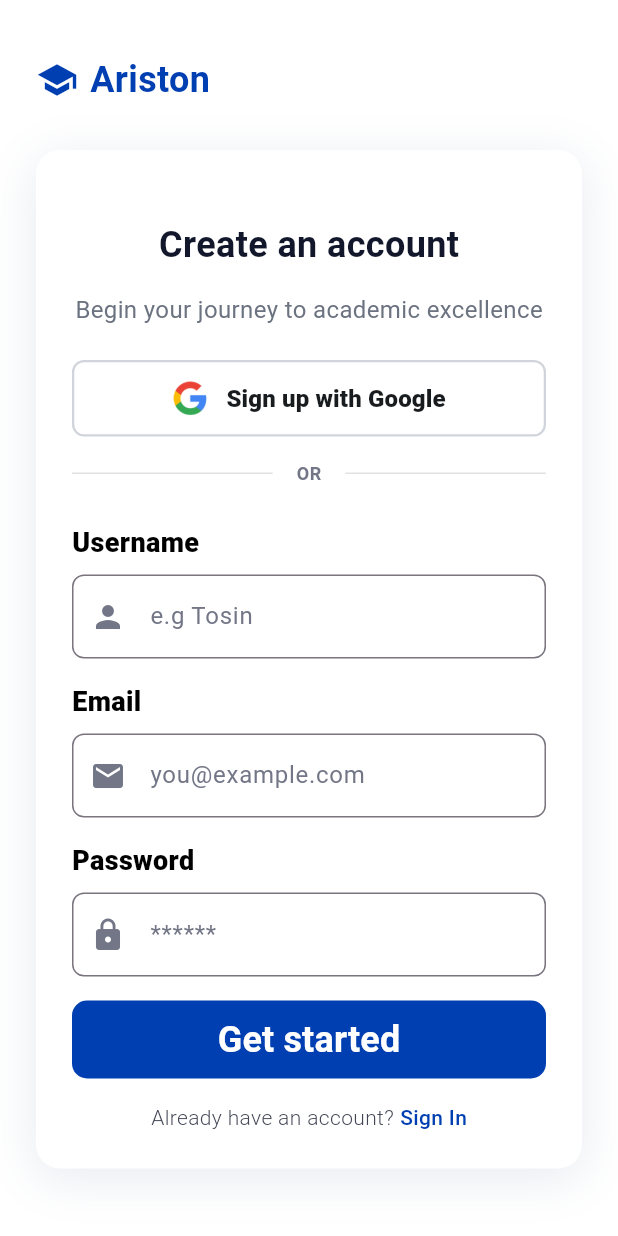
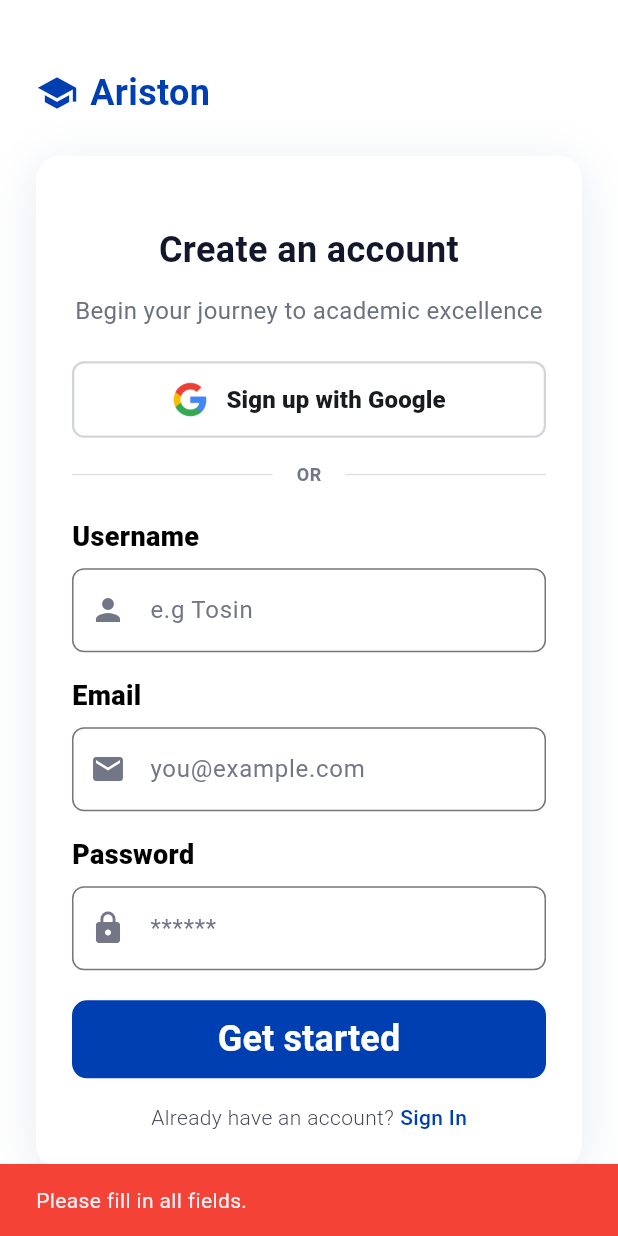
Before and after one commit to Grey001-dev/Ariston, a Flutter app: the SignUpPage screen opened directly, after a tap on "Get started", on a phone screen of 412 x 824 dp. Run offline on Flutter 3.47's test engine with Material 3 defaults, Android fonts, the phone set to English and light mode, and no system bars.

Commit message:
Add sign up page

```diff
--- a/lib/sign_up_page.dart
+++ b/lib/sign_up_page.dart
@@ -1,8 +1,10 @@
 import 'package:ariston/custom_input_field.dart';
 import 'package:ariston/google_auth_button.dart';
 import 'package:ariston/primary_action_button.dart';
+import 'package:ariston/services/auth_service.dart';
 import 'package:ariston/sign_in_page.dart';
 import 'package:flutter/material.dart';
+
 class SignUpPage extends StatefulWidget {
   const SignUpPage({super.key});
 
@@ -11,6 +13,9 @@ class SignUpPage extends StatefulWidget {
 }
 
 class _SignUpPageState extends State<SignUpPage> {
+
+  final AuthService _authService = AuthService();
+  // Controllers.
   final TextEditingController _usernameController = TextEditingController();
   final TextEditingController _emailController = TextEditingController();
   final TextEditingController _passwordController = TextEditingController();
@@ -25,93 +30,120 @@ class _SignUpPageState extends State<SignUpPage> {
 
   @override
   Widget build(BuildContext context) {
-    // final screenWidth = MediaQuery.of(context).size.width;
+    // 1. Get screen dimensions using MediaQuery
+    final mediaQuery = MediaQuery.of(context);
+    final screenWidth = mediaQuery.size.width;
+    final screenHeight = mediaQuery.size.height;
+
+    final isSmallScreen = screenWidth < 360;
+    final isTablet = screenWidth >= 600;
+
+    final horizontalPadding = isTablet ? 48.0 : (isSmallScreen ? 16.0 : 24.0);
+    final cardPadding = isSmallScreen ? 16.0 : 24.0;
+    final titleFontSize = isSmallScreen ? 20.0 : (isTablet ? 28.0 : 24.0);
 
     return Scaffold(
       backgroundColor: Colors.white,
       body: SafeArea(
-        child: Padding(
-          padding: const EdgeInsets.symmetric(
-            horizontal: 24.0,
-            vertical: 16.0,
+        child: Center(
+          child: SingleChildScrollView(
+            physics: const BouncingScrollPhysics(),
+            padding: EdgeInsets.symmetric(
+              horizontal: horizontalPadding,
+              vertical: screenHeight * 0.02, // 2% of screen height
             ),
+            child: ConstrainedBox(
+              constraints: const BoxConstraints(maxWidth: 480.0),
               child: Column(
                 mainAxisAlignment: MainAxisAlignment.start,
                 crossAxisAlignment: CrossAxisAlignment.start,
                 children: [
-              SizedBox(height: 20.0),
                   Row(
                     mainAxisSize: MainAxisSize.min,
                     children: [
                       Icon(
                         Icons.school,
-                    color: Color(0xFF003FB1),
-                    size: 28.0,
+                        color: const Color(0xFF003FB1),
+                        size: isSmallScreen ? 24.0 : 28.0,
                       ),
-                  SizedBox(width: 8.0),
+                      const SizedBox(width: 8.0),
                       Text(
                         'Ariston',
                         style: TextStyle(
-                      fontSize: 24.0,
+                          fontSize: titleFontSize,
                           fontWeight: FontWeight.bold,
-                      color: Color(0xFF003FB1),
-                    )
-                  )
+                          color: const Color(0xFF003FB1),
+                        ),
+                      ),
                     ],
                   ),
-              SizedBox(height: 30.0),
+                  SizedBox(height: screenHeight * 0.03), // Dynamic vertical spacing
                   Container(
                     width: double.infinity,
-                padding: EdgeInsets.all(24.0),
+                    padding: EdgeInsets.all(cardPadding),
                     decoration: BoxDecoration(
-                  color: Color(0xFFFFFFFF),
+                      color: const Color(0xFFFFFFFF),
                       borderRadius: BorderRadius.circular(16.0),
                       boxShadow: [
                         BoxShadow(
-                    color: Color(0xFF0F2B6B).withValues(alpha: 0.1),
+                          color: const Color(0xFF0F2B6B).withValues(alpha: 0.1),
                           blurRadius: 28.0,
-                    offset: Offset(0, 6),
+                          offset: const Offset(0, 6),
                           spreadRadius: 0.0,
-                  )
-                  ]
+                        ),
+                      ],
                     ),
                     child: Column(
                       crossAxisAlignment: CrossAxisAlignment.center,
                       children: [
-                    SizedBox(height: 22.0),
+                        SizedBox(height: isSmallScreen ? 10.0 : 22.0),
                         Text(
                           'Create an account',
+                          textAlign: TextAlign.center,
                           style: TextStyle(
-                        fontSize: 24.0,
+                            fontSize: titleFontSize,
                             fontWeight: FontWeight.bold,
-                        color: Color(0xFF12172B),
-                      )
+                            color: const Color(0xFF12172B),
                           ),
-                    SizedBox(height: 15),
+                        ),
+                        const SizedBox(height: 12.0),
                         Text(
                           'Begin your journey to academic excellence',
+                          textAlign: TextAlign.center,
                           style: TextStyle(
-                        color: Color(0xFF6B7280),
-                        fontSize: 16.0,
+                            color: const Color(0xFF6B7280),
+                            fontSize: isSmallScreen ? 14.0 : 16.0,
                             fontWeight: FontWeight.w400,
                           ),
                         ),
-                    SizedBox(height: 22.0),
+                        const SizedBox(height: 22.0),
                         GoogleAuthButton(
                           buttonText: 'Sign up with Google',
-                      onPressed: () {
-                        // Handle Google sign up implementation.
+                          onPressed: () async {
+                            final result = await _authService.signInWithGoogle();
+                            if (!context.mounted) return;
+
+                            if (result['success'] == true) {
+                              ScaffoldMessenger.of(context).showSnackBar(
+                                SnackBar(content: Text(result['message'] ?? 'Signed up with Google!')),
+                              );
+                            } else {
+                              ScaffoldMessenger.of(context).showSnackBar(
+                                SnackBar(
+                                  content: Text(result['message'] ?? 'Google sign up failed'),
+                                  backgroundColor: Colors.red,
+                                ),
+                              );
                             }
-                    ),
+                          },                        ),
                         const SizedBox(height: 16.0),
                         Row(
-                      mainAxisSize: MainAxisSize.min,
                           children: const [
                             Expanded(
                               child: Divider(
                                 color: Color(0xFFE1E2E4),
                                 thickness: 1.0,
-                          )
+                              ),
                             ),
                             Padding(
                               padding: EdgeInsets.symmetric(horizontal: 16.0),
@@ -120,19 +152,19 @@ class _SignUpPageState extends State<SignUpPage> {
                                 style: TextStyle(
                                   color: Color(0xFF737686),
                                   fontSize: 12.0,
-                              fontWeight: FontWeight.bold
-                            )
+                                  fontWeight: FontWeight.bold,
+                                ),
                               ),
                             ),
                             Expanded(
                               child: Divider(
                                 color: Color(0xFFE1E2E4),
                                 thickness: 1.0,
-                          )
                               ),
-                      ]
                             ),
-                    const SizedBox(height: 25.0),
+                          ],
+                        ),
+                        const SizedBox(height: 20.0),
                         CustomInputField(
                           labelText: 'Username',
                           hinticon: Icons.person,
@@ -152,14 +184,40 @@ class _SignUpPageState extends State<SignUpPage> {
                           hinticon: Icons.lock,
                           hintText: '******',
                           controller: _passwordController,
-                      isPassword: true
+                          isPassword: true,
                         ),
-                    const SizedBox(height: 16.0),
+                        const SizedBox(height: 20.0),
                         PrimaryActionButton(
                           buttonText: 'Get started',
-                      onPressed: () {
-                        // Implement the sign-up part.
+                          onPressed: () async {
+                            final userValidationError = _validateUserInput();
+                            if (userValidationError != null) {
+                              ScaffoldMessenger.of(context).showSnackBar(
+                                SnackBar(
+                                  content: Text(userValidationError),
+                                  backgroundColor: Colors.red,
+                                )
+                              );
                             }
+                            final result = await _authService.registerUser(
+                              name: _usernameController.text,
+                              email: _emailController.text,
+                              password: _passwordController.text
+                            );
+                            if (!context.mounted) return;
+                            if (result['success'] == true) {
+                                ScaffoldMessenger.of(context).showSnackBar(
+                                  SnackBar(content: Text(result['message'] ?? 'Account created!')),
+                                );
+                              } else {
+                                ScaffoldMessenger.of(context).showSnackBar(
+                                  SnackBar(
+                                    content: Text(result['message'] ?? 'Sign up failed'),
+                                    backgroundColor: Colors.red,
+                                  ),
+                                );
+                              }
+                          },
                         ),
                         const SizedBox(height: 16.0),
                         Row(
@@ -168,39 +226,54 @@ class _SignUpPageState extends State<SignUpPage> {
                             Text(
                               'Already have an account?',
                               style: TextStyle(
-                            color: Color(0xFF434654),
-                            fontSize: 14.0,
+                                color: const Color(0xFF434654),
+                                fontSize: isSmallScreen ? 12.0 : 14.0,
                                 fontWeight: FontWeight.w300,
-                          )
                               ),
-                          SizedBox(width: 4.0),
+                            ),
+                            const SizedBox(width: 4.0),
                             GestureDetector(
                               onTap: () {
                                 Navigator.push(
                                   context,
                                   MaterialPageRoute(
-                                  builder: (context) => SignInPage()
-                                )
+                                    builder: (context) => const SignInPage(),
+                                  ),
                                 );
                               },
                               child: Text(
                                 'Sign In',
                                 style: TextStyle(
-                                color: Color(0xFF003FB1),
-                                fontSize: 14.0,
+                                  color: const Color(0xFF003FB1),
+                                  fontSize: isSmallScreen ? 12.0 : 14.0,
                                   fontWeight: FontWeight.w500,
-                              )
-                            )
-                          )
-                      ]
-                    )
-                  ]
-                )
-              )
-            ]
-          )
-        )
-      )
+                                ),
+                              ),
+                            ),
+                          ],
+                        ),
+                      ],
+                    ),
+                  ),
+                ],
+              ),
+            ),
+          ),
+        ),
+      ),
     );
   }
+  String? _validateUserInput() {
+    String username = _usernameController.text.trim();
+    String email = _emailController.text.trim();
+    String password = _passwordController.text.trim();
+    if (username.isEmpty || email.isEmpty || password.isEmpty) {
+      return 'Please fill in all fields.';
+    } else if (password.length < 6) {
+      return 'Password must be at least 6 character long.';
+    } else if (!RegExp(r'^[a-zA-Z0-9._%+-]+@[a-zA-Z0-9.-]+\.[a-zA-Z]{2,}$').hasMatch(email)) {
+      return 'Please enter a valid email address.';
     }
+    return null;
+  }
+}
```
Lines whose indentation alone changed are shown as unchanged.
